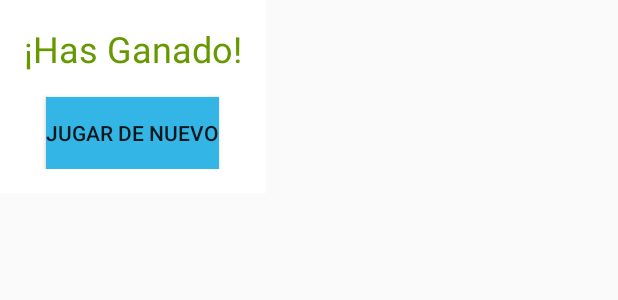
After one commit to JokularWolf/Buscaminas, an Android app built with Jetpack Compose: the layout dialog_you_win.xml on its own in the app's theme, with its tools: preview values and no code run, on a phone screen of 412 x 824 dp. The commit adds this screen. Shown: the top 300 px of the screen. Run offline under Robolectric (Android 15) with nearby library versions, the phone set to English and light mode, and no system bars.

Commit message:
Adding message dialog when the user wins with a buttom to back to play, it is activate when the user discover all cells and mark all mines

```diff
--- /dev/null
+++ b/app/src/main/res/layout/dialog_you_win.xml
@@ -0,0 +1,25 @@
+<?xml version="1.0" encoding="utf-8"?>
+<LinearLayout xmlns:android="http://schemas.android.com/apk/res/android"
+    android:layout_width="wrap_content"
+    android:layout_height="wrap_content"
+    android:orientation="vertical"
+    android:padding="16dp"
+    android:background="@android:color/white"
+    android:gravity="center">
+
+    <TextView
+        android:id="@+id/tvYouWin"
+        android:layout_width="wrap_content"
+        android:layout_height="wrap_content"
+        android:text="¡Has Ganado!"
+        android:textSize="24sp"
+        android:textColor="@android:color/holo_green_dark"
+        android:layout_marginBottom="16dp"/>
+
+    <Button
+        android:id="@+id/btnPlayAgain"
+        android:layout_width="wrap_content"
+        android:layout_height="wrap_content"
+        android:text="Jugar de Nuevo"
+        android:background="@android:color/holo_blue_light"/>
+</LinearLayout>
```
Also changed, not shown: app/src/main/java/com/example/buscaminas/MainActivity.kt (+45 -3 lines).
